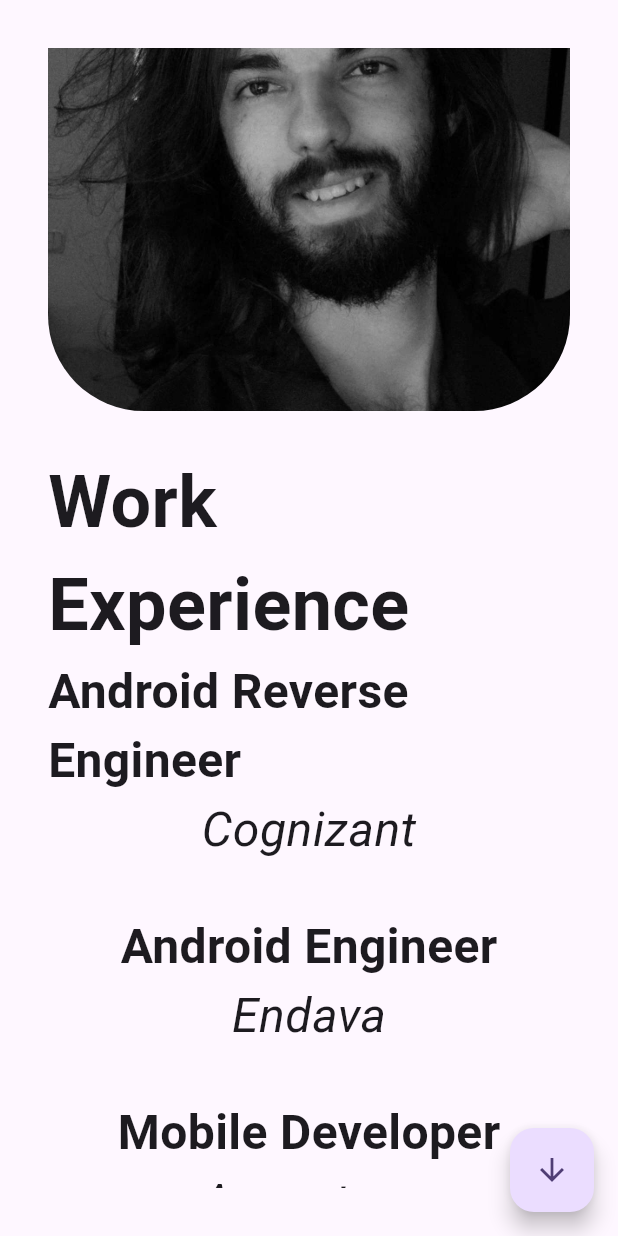
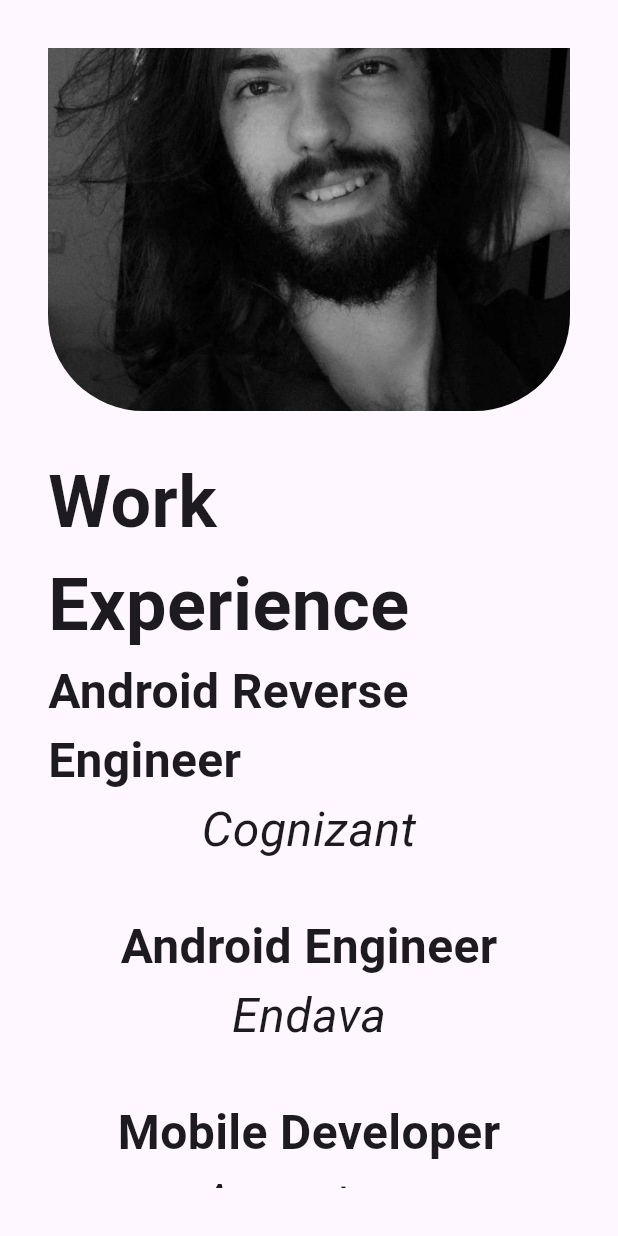
Before and after one commit to MNandor/flutter_nandor, a Flutter app: the screen it shows after launch, scrolled down 576 dp, on a phone screen of 412 x 824 dp. Run offline on Flutter 3.47's test engine with Material 3 defaults, Android fonts, the phone set to English and light mode, and no system bars; our stand-ins replace carousel_slider, flutter_svg; missing offline and left inert: coast, country_flags.

Commit message:
hide scroll button on mobile

```diff
--- a/lib/MyHomePage.dart
+++ b/lib/MyHomePage.dart
@@ -157,11 +157,11 @@ class _MyHomePageState extends State<MyHomePage> {
           CrabController(),
         ],
       ) : SiteMobile(),
-      floatingActionButton: FloatingActionButton(
+      floatingActionButton: isWider ? FloatingActionButton(
         onPressed: _scrollDown,
         tooltip: reachedBottom ? 'Scroll up' : 'Scroll down',
         child: Icon(reachedBottom ? Icons.arrow_upward_sharp: Icons.arrow_downward_sharp),
-      ), // This trailing comma makes auto-formatting nicer for build methods.
+      ): null, // This trailing comma makes auto-formatting nicer for build methods.
     );
   }
 }
```
